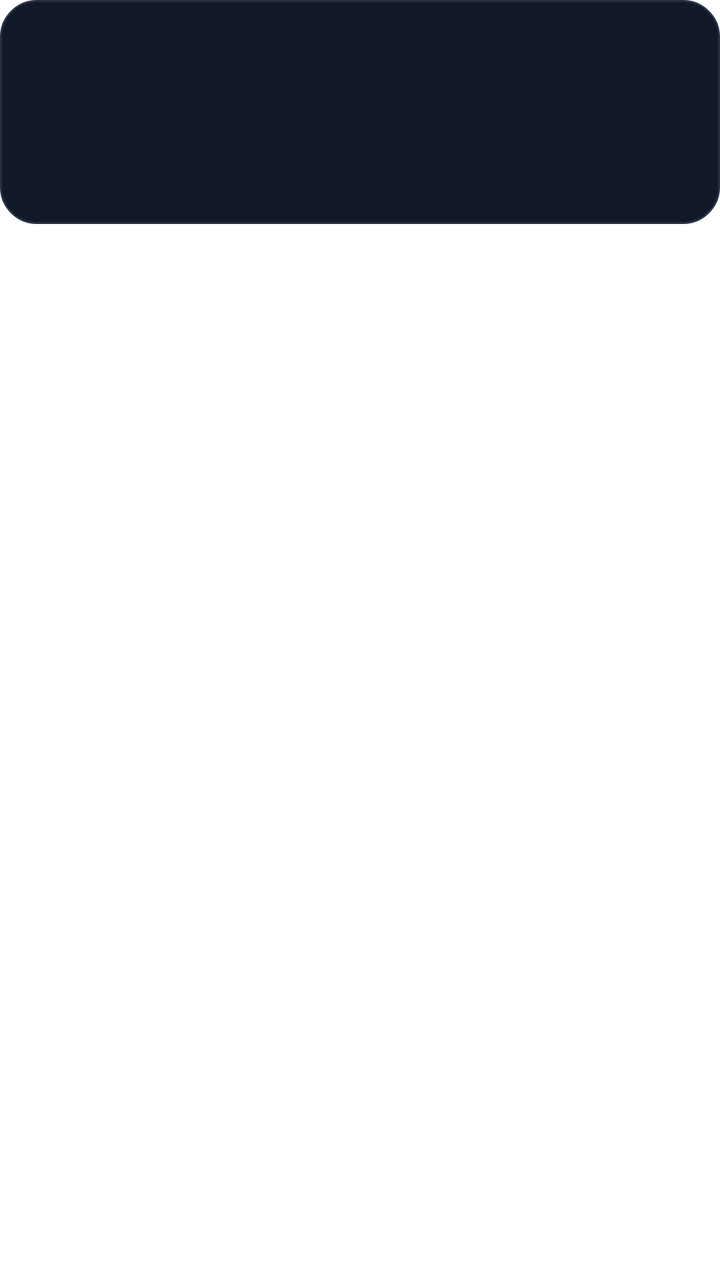
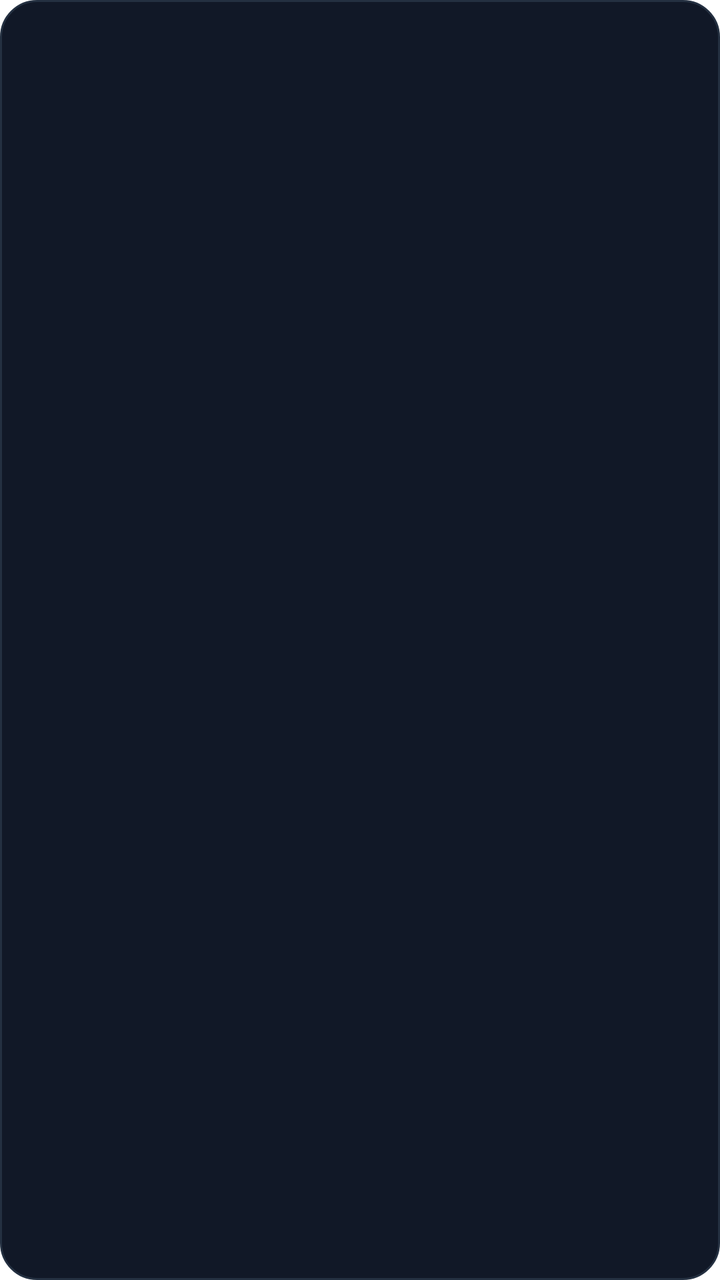

The first picture is an Android layout as it rendered before a commit; the second is the same layout after the commit. The layout source and the unified diff follow.
<!-- AndroidManifest.xml: application theme Theme.OrganizadorApps -->
<!-- res/layout/item_expandable_category_folder.xml -->
<LinearLayout xmlns:android="http://schemas.android.com/apk/res/android"
    android:id="@+id/categoryRoot"
    android:layout_width="match_parent"
    android:layout_height="wrap_content"
    android:orientation="vertical"
    android:padding="0dp">

    <LinearLayout
        android:id="@+id/folderCard"
        android:layout_width="match_parent"
        android:layout_height="112dp"
        android:background="@drawable/bg_category_folder_dark"
        android:gravity="center"
        android:orientation="vertical"
        android:padding="8dp">

        <GridLayout
            android:id="@+id/iconPreviewGrid"
            android:layout_width="54dp"
            android:layout_height="54dp"
            android:columnCount="2"
            android:rowCount="2"
            android:useDefaultMargins="false" />

        <TextView
            android:id="@+id/txtCategoryName"
            android:layout_width="match_parent"
            android:layout_height="wrap_content"
            android:layout_marginTop="8dp"
            android:ellipsize="end"
            android:gravity="center"
            android:includeFontPadding="false"
            android:maxLines="1"
            android:textColor="#F4F7FB"
            android:textSize="13sp"
            android:textStyle="bold" />

        <TextView
            android:id="@+id/txtCategoryCount"
            android:layout_width="match_parent"
            android:layout_height="wrap_content"
            android:layout_marginTop="3dp"
            android:gravity="center"
            android:includeFontPadding="false"
            android:textColor="#9CA3AF"
            android:textSize="11sp" />

    </LinearLayout>

</LinearLayout>
<!-- resources referenced by this layout -->
<resources>
  <!-- drawable bg_category_folder_dark (drawable) -->
  <shape xmlns:android="http://schemas.android.com/apk/res/android">
  
      <solid android:color="#111827" />
  
      <stroke
          android:width="1dp"
          android:color="#243041" />
  
      <corners android:radius="18dp" />
  
      <padding
          android:left="4dp"
          android:top="4dp"
          android:right="4dp"
          android:bottom="4dp" />
  
  </shape>
  <style name="Theme.OrganizadorApps" parent="Theme.MaterialComponents.DayNight.DarkActionBar">
          
          <item name="colorPrimary">@color/purple_500</item>
          <item name="colorPrimaryVariant">@color/purple_700</item>
          <item name="colorOnPrimary">@color/white</item>
          
          <item name="colorSecondary">@color/teal_200</item>
          <item name="colorSecondaryVariant">@color/teal_700</item>
          <item name="colorOnSecondary">@color/black</item>
          
          <item name="android:statusBarColor">?attr/colorPrimaryVariant</item>
          
      </style>
  <color name="purple_500">#FF6200EE</color>
  <color name="purple_700">#FF3700B3</color>
  <color name="white">#FFFFFFFF</color>
  <color name="teal_200">#FF03DAC5</color>
  <color name="teal_700">#FF018786</color>
  <color name="black">#FF000000</color>
</resources>

<!-- the commit's change to res/layout/item_expandable_category_folder.xml (unified diff, before → after) -->
@@ -8,16 +8,16 @@
     <LinearLayout
         android:id="@+id/folderCard"
         android:layout_width="match_parent"
-        android:layout_height="112dp"
+        android:layout_height="match_parent"
         android:background="@drawable/bg_category_folder_dark"
         android:gravity="center"
         android:orientation="vertical"
-        android:padding="8dp">
+        android:padding="7dp">
 
         <GridLayout
             android:id="@+id/iconPreviewGrid"
-            android:layout_width="54dp"
-            android:layout_height="54dp"
+            android:layout_width="48dp"
+            android:layout_height="48dp"
             android:columnCount="2"
             android:rowCount="2"
             android:useDefaultMargins="false" />
@@ -26,24 +26,24 @@
             android:id="@+id/txtCategoryName"
             android:layout_width="match_parent"
             android:layout_height="wrap_content"
-            android:layout_marginTop="8dp"
+            android:layout_marginTop="6dp"
             android:ellipsize="end"
             android:gravity="center"
             android:includeFontPadding="false"
             android:maxLines="1"
             android:textColor="#F4F7FB"
-            android:textSize="13sp"
+            android:textSize="12sp"
             android:textStyle="bold" />
 
         <TextView
             android:id="@+id/txtCategoryCount"
             android:layout_width="match_parent"
             android:layout_height="wrap_content"
-            android:layout_marginTop="3dp"
+            android:layout_marginTop="2dp"
             android:gravity="center"
             android:includeFontPadding="false"
             android:textColor="#9CA3AF"
-            android:textSize="11sp" />
+            android:textSize="10sp" />
 
     </LinearLayout>
 
